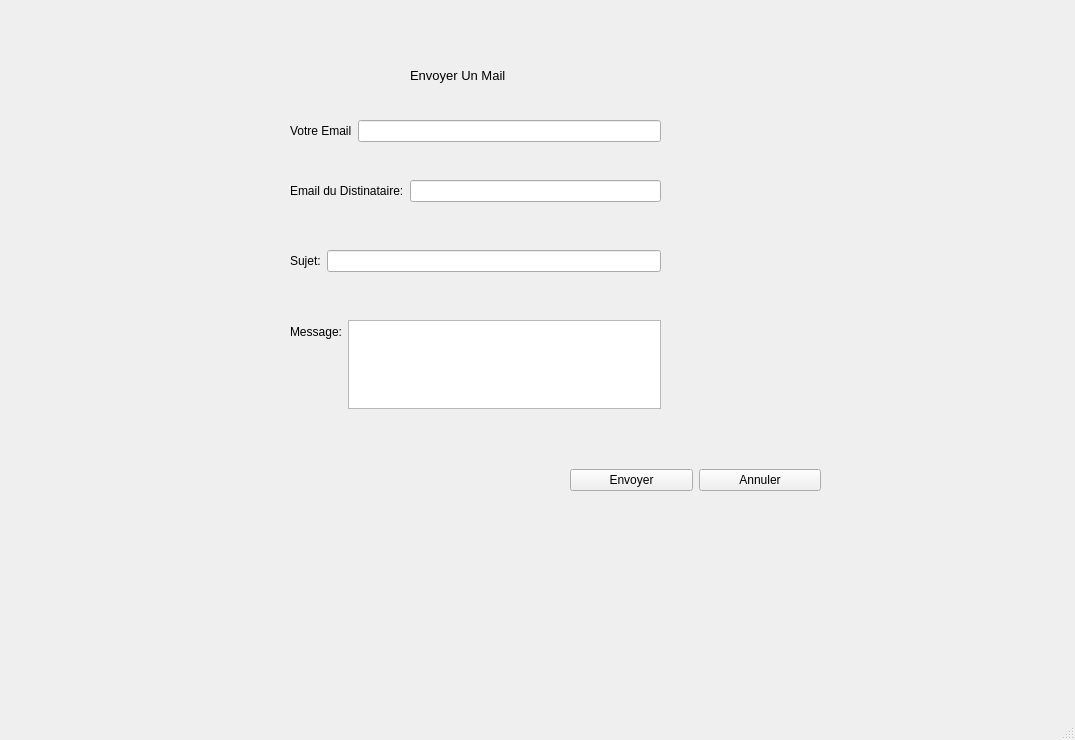
Old version of the form Equipements/mainwindow.ui in the repository AmalKlouz/Royal_Immo_2A3.
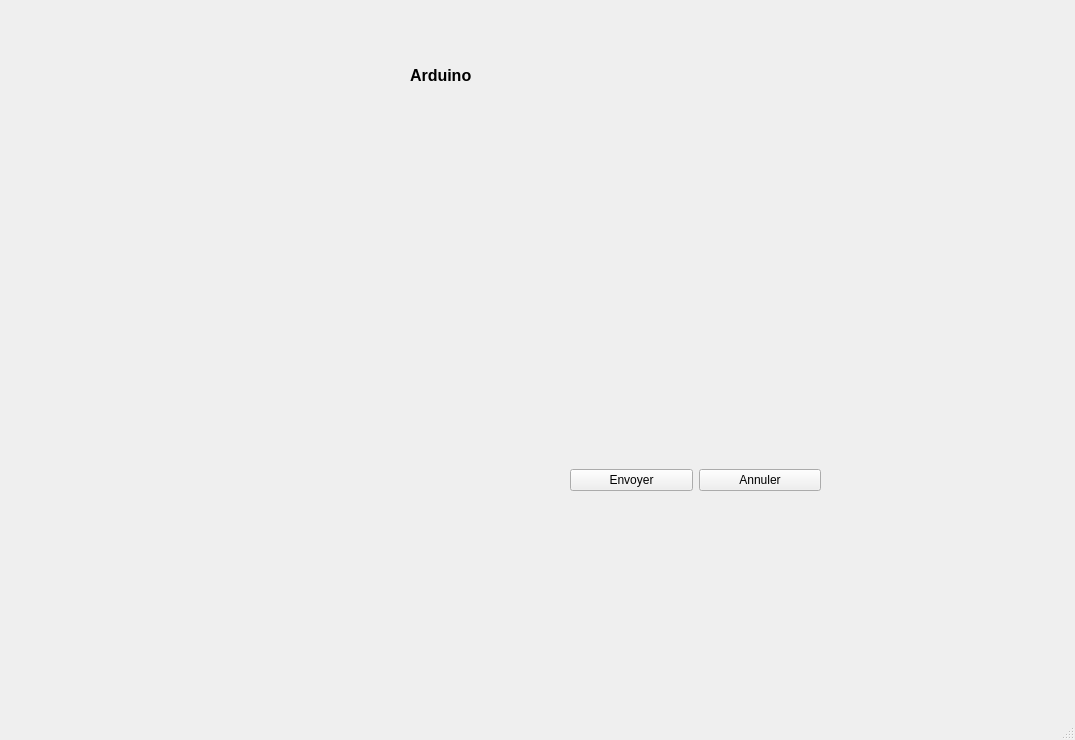
New version of the form. The open tabs and pages were chosen to show the change.

What changed in the file:
```diff
--- a/Equipements/mainwindow.ui
+++ b/Equipements/mainwindow.ui
@@ -627,57 +627,15 @@
       </property>
       <property name="font">
        <font>
-        <pointsize>10</pointsize>
+        <pointsize>12</pointsize>
+        <weight>75</weight>
+        <bold>true</bold>
        </font>
       </property>
       <property name="text">
-       <string>Envoyer Un Mail</string>
+       <string>Arduino</string>
       </property>
      </widget>
-     <widget class="QWidget" name="formLayoutWidget_12">
-      <property name="geometry">
-       <rect>
-        <x>280</x>
-        <y>110</y>
-        <width>371</width>
-        <height>41</height>
-       </rect>
-      </property>
-      <layout class="QFormLayout" name="formLayout_12">
-       <item row="0" column="0">
-        <widget class="QLabel" name="label_23">
-         <property name="text">
-          <string>Votre Email</string>
-         </property>
-        </widget>
-       </item>
-       <item row="0" column="1">
-        <widget class="QLineEdit" name="sender_email"/>
-       </item>
-      </layout>
-     </widget>
-     <widget class="QWidget" name="formLayoutWidget_15">
-      <property name="geometry">
-       <rect>
-        <x>280</x>
-        <y>240</y>
-        <width>371</width>
-        <height>46</height>
-       </rect>
-      </property>
-      <layout class="QFormLayout" name="formLayout_15">
-       <item row="0" column="1">
-        <widget class="QLineEdit" name="subject"/>
-       </item>
-       <item row="0" column="0">
-        <widget class="QLabel" name="label_26">
-         <property name="text">
-          <string>Sujet:</string>
-         </property>
-        </widget>
-       </item>
-      </layout>
-     </widget>
      <widget class="QWidget" name="horizontalLayoutWidget_8">
       <property name="geometry">
        <rect>
@@ -704,60 +662,18 @@
        </item>
       </layout>
      </widget>
-     <widget class="QWidget" name="formLayoutWidget_14">
+     <widget class="QLabel" name="res_arduino">
       <property name="geometry">
        <rect>
         <x>280</x>
-        <y>170</y>
-        <width>371</width>
-        <height>46</height>
+        <y>160</y>
+        <width>391</width>
+        <height>191</height>
        </rect>
       </property>
-      <layout class="QFormLayout" name="formLayout_14">
-       <item row="0" column="1">
-        <widget class="QLineEdit" name="reciever_email"/>
-       </item>
-       <item row="0" column="0">
-        <widget class="QLabel" name="label_25">
-         <property name="text">
-          <string>Email du Distinataire:</string>
-         </property>
-        </widget>
-       </item>
-      </layout>
-     </widget>
-     <widget class="QWidget" name="formLayoutWidget_16">
-      <property name="geometry">
-       <rect>
-        <x>280</x>
-        <y>310</y>
-        <width>371</width>
-        <height>89</height>
-       </rect>
+      <property name="text">
+       <string/>
       </property>
-      <layout class="QFormLayout" name="formLayout_16">
-       <item row="0" column="0">
-        <widget class="QLabel" name="label_27">
-         <property name="text">
-          <string>Message:</string>
-         </property>
-        </widget>
-       </item>
-       <item row="0" column="1">
-        <widget class="QTextEdit" name="message">
-         <property name="markdown">
-          <string/>
-         </property>
-         <property name="html">
-          <string>&lt;!DOCTYPE HTML PUBLIC &quot;-//W3C//DTD HTML 4.0//EN&quot; &quot;http://www.w3.org/TR/REC-html40/strict.dtd&quot;&gt;
-&lt;html&gt;&lt;head&gt;&lt;meta name=&quot;qrichtext&quot; content=&quot;1&quot; /&gt;&lt;style type=&quot;text/css&quot;&gt;
-p, li { white-space: pre-wrap; }
-&lt;/style&gt;&lt;/head&gt;&lt;body style=&quot; font-family:'MS Shell Dlg 2'; font-size:7.8pt; font-weight:400; font-style:normal;&quot;&gt;
-&lt;p style=&quot;-qt-paragraph-type:empty; margin-top:0px; margin-bottom:0px; margin-left:0px; margin-right:0px; -qt-block-indent:0; text-indent:0px; font-family:'MS Shell Dlg 2';&quot;&gt;&lt;br /&gt;&lt;/p&gt;&lt;/body&gt;&lt;/html&gt;</string>
-         </property>
-        </widget>
-       </item>
-      </layout>
      </widget>
     </widget>
    </widget>
```
Left out of the diff: 4 changed lines with no effect on the pictures.
